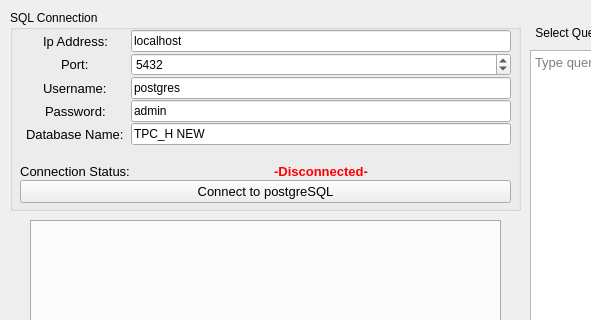
Old version of the form USETHISFOLDER/MainUI.ui in the repository yixiong321/CZ4031-Project2; both pictures show x 0 to 591 and y 0 to 320 of the 1041 by 499 pixel window.
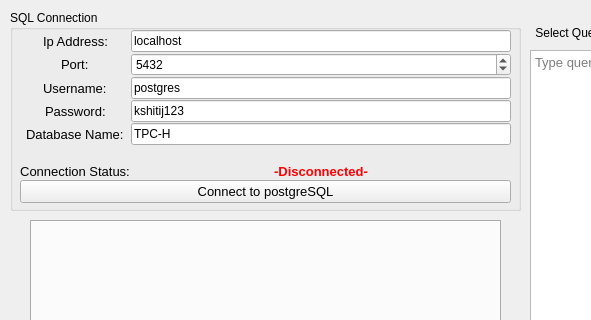
New version of the form.

Patch:
```diff
--- a/USETHISFOLDER/MainUI.ui
+++ b/USETHISFOLDER/MainUI.ui
@@ -123,7 +123,7 @@
       <item row="3" column="1">
        <widget class="QLineEdit" name="password">
         <property name="text">
-         <string>admin</string>
+         <string>kshitij123</string>
         </property>
        </widget>
       </item>
@@ -142,7 +142,7 @@
       <item row="4" column="1">
        <widget class="QLineEdit" name="db_n">
         <property name="text">
-         <string>TPC_H NEW</string>
+         <string>TPC-H</string>
         </property>
        </widget>
       </item>
```
